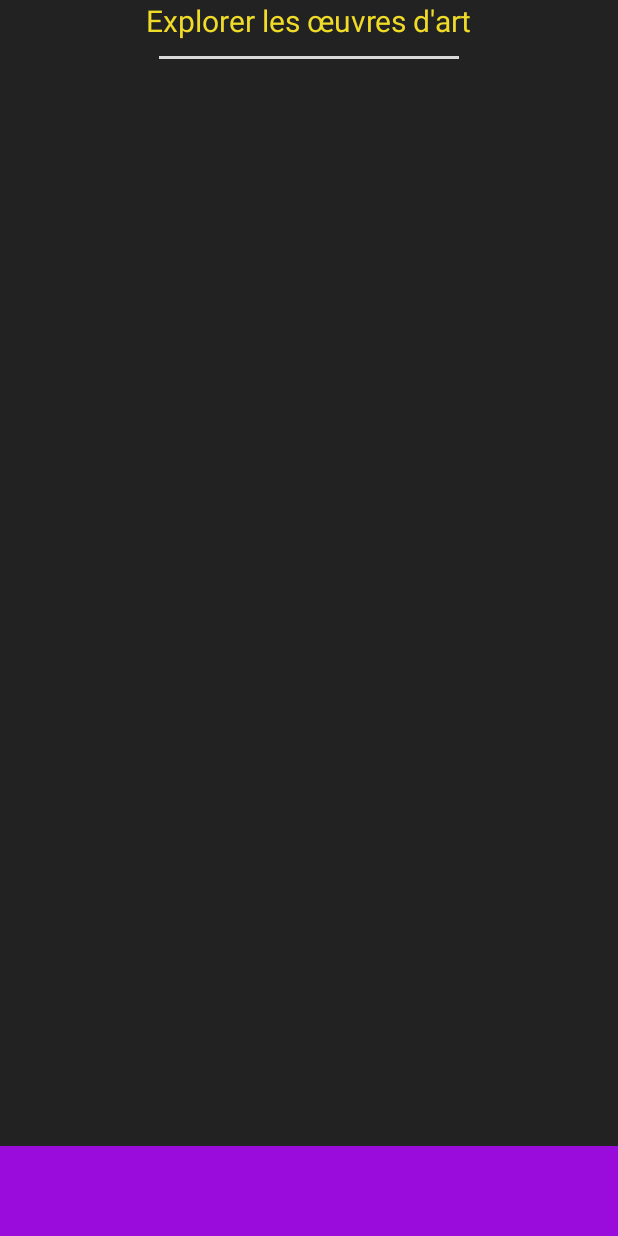
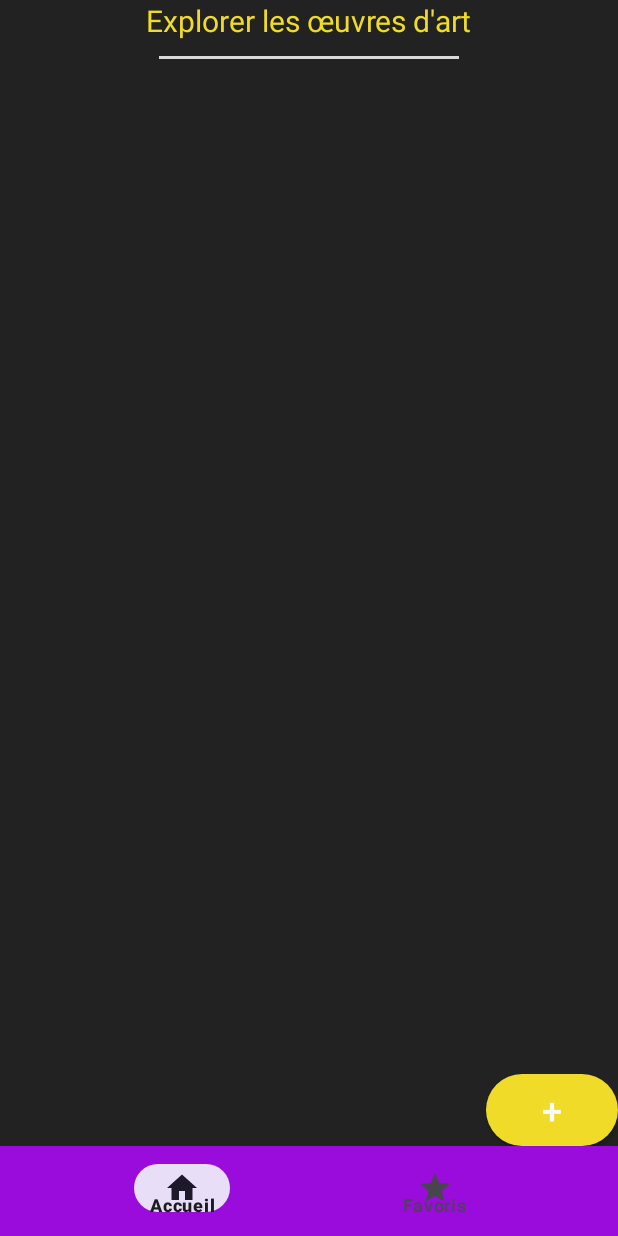
Before and after one commit to AlexisSauvageau/ArtExplorer, an Android app: the screen it shows after launch (MainActivity), on a phone screen of 412 x 824 dp. Run offline under Robolectric (Android 15) with nearby library versions, the phone set to English and light mode, and no system bars.

Commit message:
amélioration page d'accueil

```diff
--- /dev/null
+++ b/app/src/main/res/drawable/ic_home.xml
@@ -0,0 +1,5 @@
+<vector android:height="24dp" android:tint="#000000"
+    android:viewportHeight="24" android:viewportWidth="24"
+    android:width="24dp" xmlns:android="http://schemas.android.com/apk/res/android">
+    <path android:fillColor="@android:color/white" android:pathData="M10,20v-6h4v6h5v-8h3L12,3 2,12h3v8z"/>
+</vector>
--- /dev/null
+++ b/app/src/main/res/drawable/ic_star.xml
@@ -0,0 +1,5 @@
+<vector android:height="24dp" android:tint="#000000"
+    android:viewportHeight="24" android:viewportWidth="24"
+    android:width="24dp" xmlns:android="http://schemas.android.com/apk/res/android">
+    <path android:fillColor="@android:color/white" android:pathData="M12,17.27L18.18,21l-1.64,-7.03L22,9.24l-7.19,-0.61L12,2 9.19,8.63 2,9.24l5.46,4.73L5.82,21z"/>
+</vector>
--- /dev/null
+++ b/app/src/main/res/drawable/rounded_button.xml
@@ -0,0 +1,5 @@
+<?xml version="1.0" encoding="utf-8"?>
+<shape xmlns:android="http://schemas.android.com/apk/res/android">
+    <corners  android:radius="50dp"/>
+    <solid android:color="@color/yellow"></solid>
+</shape>
--- a/app/src/main/res/layout/activity_main.xml
+++ b/app/src/main/res/layout/activity_main.xml
@@ -37,6 +37,17 @@
         app:layout_constraintStart_toStartOf="parent"
         app:layout_constraintTop_toBottomOf="@+id/view" />
 
+    <Button
+        android:id="@+id/add_button"
+        android:layout_width="wrap_content"
+        android:layout_height="wrap_content"
+        android:text="+"
+        android:textSize="24dp"
+        android:textColor="@color/white"
+        android:background="@drawable/rounded_button"
+        app:layout_constraintBottom_toTopOf="@+id/bottomNavigationView"
+        app:layout_constraintEnd_toEndOf="parent" />
+
     <com.google.android.material.bottomnavigation.BottomNavigationView
         android:id="@+id/bottomNavigationView"
         android:layout_width="match_parent"
@@ -44,6 +55,7 @@
         android:background="@color/purple"
         app:layout_constraintBottom_toBottomOf="parent"
         app:layout_constraintEnd_toEndOf="parent"
-        app:layout_constraintStart_toStartOf="parent" />
+        app:layout_constraintStart_toStartOf="parent"
+        app:menu="@menu/bottom_navigation_menu"/>
 
 </androidx.constraintlayout.widget.ConstraintLayout>
--- /dev/null
+++ b/app/src/main/res/menu/bottom_navigation_menu.xml
@@ -0,0 +1,19 @@
+<?xml version="1.0" encoding="utf-8"?>
+<menu xmlns:android="http://schemas.android.com/apk/res/android"
+    xmlns:app="http://schemas.android.com/apk/res-auto">
+
+    <item
+        android:id="@+id/home_page"
+        android:title="@string/home_page_item"
+        android:icon="@drawable/ic_home"
+        app:showAsAction="ifRoom"
+        android:iconTint="@color/pink"/>
+
+    <item
+        android:id="@+id/favoris_page"
+        android:title="@string/favoris_page_item"
+        android:icon="@drawable/ic_star"
+        app:showAsAction="ifRoom"
+        android:iconTint="@color/pink"/>
+
+</menu>
--- a/app/src/main/res/values/strings.xml
+++ b/app/src/main/res/values/strings.xml
@@ -3,4 +3,8 @@
 
     <!-- Page d'accueil -->
     <string name="home_page_title">Explorer les œuvres d\'art</string>
+    <string name="home_page_item">Accueil</string>
+
+    <!-- Page de favoris -->
+    <string name="favoris_page_item">Favoris</string>
 </resources>
```
